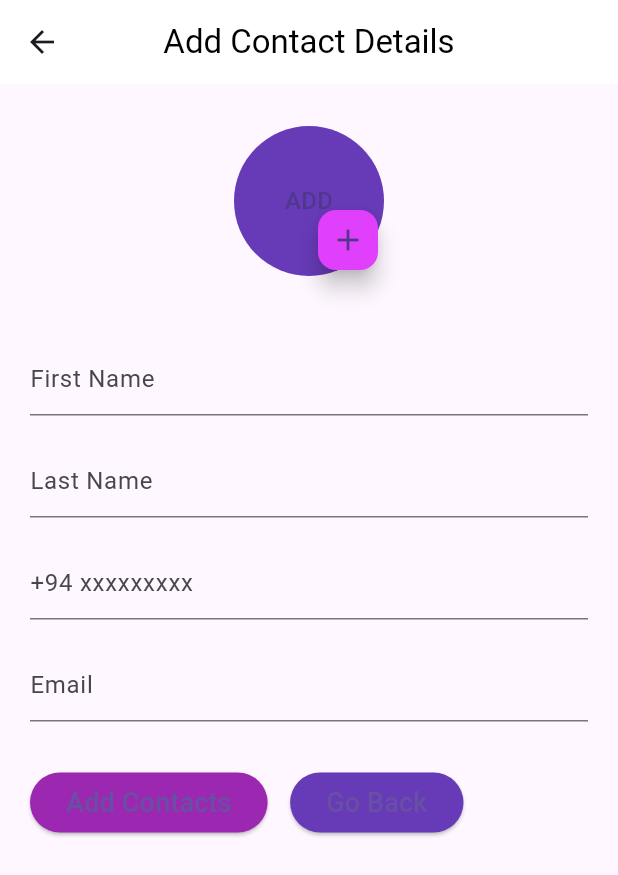
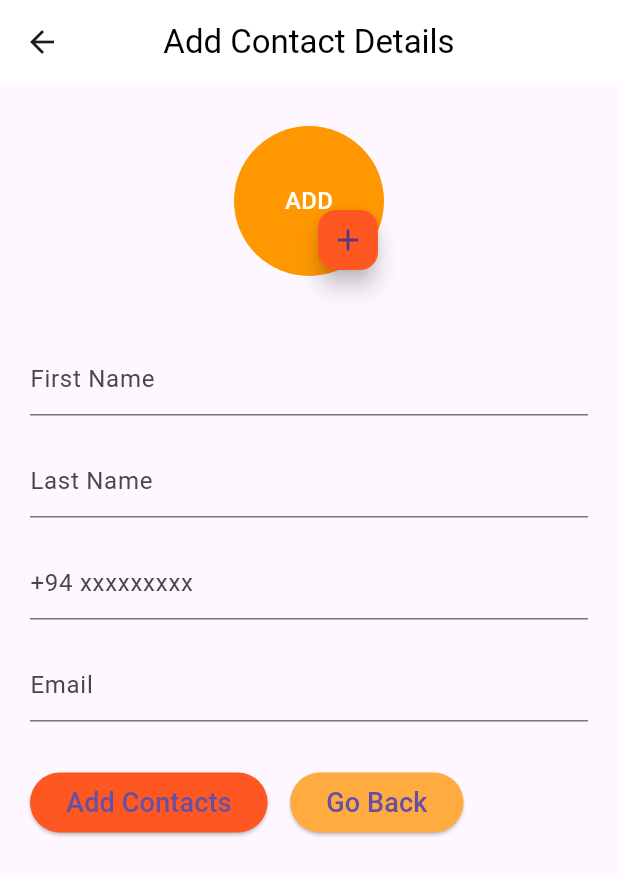
Before and after one commit to aashikkk/ContactBuddy, a Flutter app: the AddNew screen opened by its route, on a phone screen of 412 x 824 dp. Shown: the top 875 px of the screen. Run offline on Flutter 3.47's test engine with Material 3 defaults, Android fonts, the phone set to English and light mode, and no system bars; our stand-ins replace image_picker; missing offline and left inert: colorful_safe_area.

Commit message:
minor changes

```diff
--- a/lib/constants/constants.dart
+++ b/lib/constants/constants.dart
@@ -16,6 +16,10 @@ class MyColors {
   static const primarygrey = Colors.grey;
   static const primarypurpleaccent = Colors.purpleAccent;
   static const primaryred = Colors.red;
+  static const primaryorange = Colors.deepOrange;
+  static const secorange = Colors.deepOrangeAccent;
+  static const lightorange = Colors.orange;
+  static const acorange = Colors.orangeAccent;
 }
 
 class MyRadius {
--- a/lib/screens/add_new_contact.dart
+++ b/lib/screens/add_new_contact.dart
@@ -54,14 +54,15 @@ class _AddNewState extends State<AddNew> {
                 children: [
                   CircleAvatar(
                     backgroundImage: (image != null) ? FileImage(image!) : null,
-                    backgroundColor: MyColors.primarydeeppurple,
+                    backgroundColor: MyColors.lightorange,
                     radius: 50,
                     child: Text(
                       (image != null) ? "" : "ADD",
+                      style: const TextStyle(color: MyColors.primarywhite),
                     ),
                   ),
                   FloatingActionButton(
-                    backgroundColor: MyColors.primarypurpleaccent,
+                    backgroundColor: MyColors.primaryorange,
                     onPressed: () async {
                       await showDialog(
                         context: context,
@@ -119,10 +120,7 @@ class _AddNewState extends State<AddNew> {
                       crossAxisAlignment: CrossAxisAlignment.center,
                       children: [
                         const SizedBox(
-                          height: 20,
-                        ),
-                        const SizedBox(
-                          height: 5,
+                          height: 25,
                         ),
                         TextFormField(
                           controller: firstnamecontroller,
@@ -193,10 +191,7 @@ class _AddNewState extends State<AddNew> {
                               hintText: hintText[2]),
                         ),
                         const SizedBox(
-                          height: 15,
-                        ),
-                        const SizedBox(
-                          height: 5,
+                          height: 20,
                         ),
                         TextFormField(
                           controller: emailcontroller,
@@ -246,7 +241,7 @@ class _AddNewState extends State<AddNew> {
                                 }
                               },
                               style: ElevatedButton.styleFrom(
-                                backgroundColor: MyColors.primarypurple,
+                                backgroundColor: MyColors.primaryorange,
                               ),
                               child: Text(buttonText[0],
                                   style: MyStyle.buttonText),
@@ -259,7 +254,7 @@ class _AddNewState extends State<AddNew> {
                                 Navigator.of(context).pop();
                               },
                               style: ElevatedButton.styleFrom(
-                                backgroundColor: MyColors.primarydeeppurple,
+                                backgroundColor: MyColors.acorange,
                               ),
                               child: Text(buttonText[1],
                                   style: MyStyle.buttonText),
--- a/lib/screens/details_page.dart
+++ b/lib/screens/details_page.dart
@@ -104,7 +104,7 @@ class _DetailPageState extends State<DetailPage> {
                                 child: Text(
                                   buttonText[4],
                                   style: const TextStyle(
-                                      color: MyColors.primarydeeppurple),
+                                      color: MyColors.primaryred),
                                 ))
                           ],
                         );
@@ -124,7 +124,7 @@ class _DetailPageState extends State<DetailPage> {
               Navigator.of(context).pop();
             },
             style: ElevatedButton.styleFrom(
-              backgroundColor: MyColors.primarypurple,
+              backgroundColor: MyColors.acorange,
             ),
             child: Text(buttonText[1]),
           ),
```
Also changed, not shown: lib/screens/home_page.dart (+9 -9 lines).
